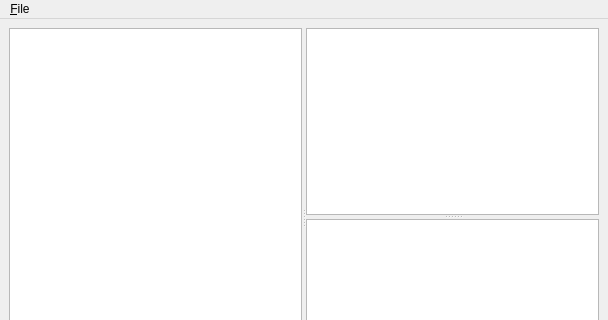
Above: trunk/src/translator/translator.ui from azizk/dil before the change; both pictures show x 0 to 608 and y 0 to 320 of the 608 by 464 pixel window. Below: the same form after it.
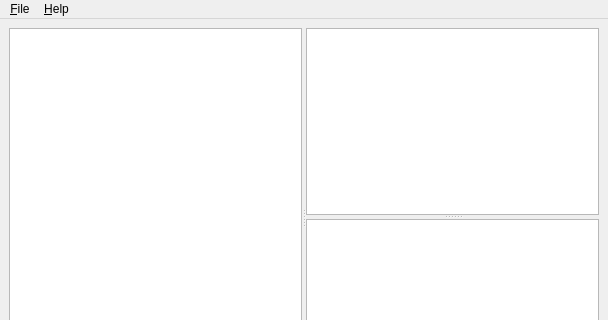
That is the form after the change.

Commit message: Added AboutDialog to translator.

The edit to the form file:
```diff
--- a/trunk/src/translator/translator.ui
+++ b/trunk/src/translator/translator.ui
@@ -82,7 +82,14 @@
     </property>
     <addaction name="actionQuit" />
    </widget>
+   <widget class="QMenu" name="menu_Help" >
+    <property name="title" >
+     <string>&amp;Help</string>
+    </property>
+    <addaction name="actionAbout" />
+   </widget>
    <addaction name="menu_File" />
+   <addaction name="menu_Help" />
   </widget>
   <widget class="QStatusBar" name="statusbar" />
   <action name="actionQuit" >
```
Left out of the diff: 5 changed lines with no effect on the pictures. The commit also changes 4 other files.
